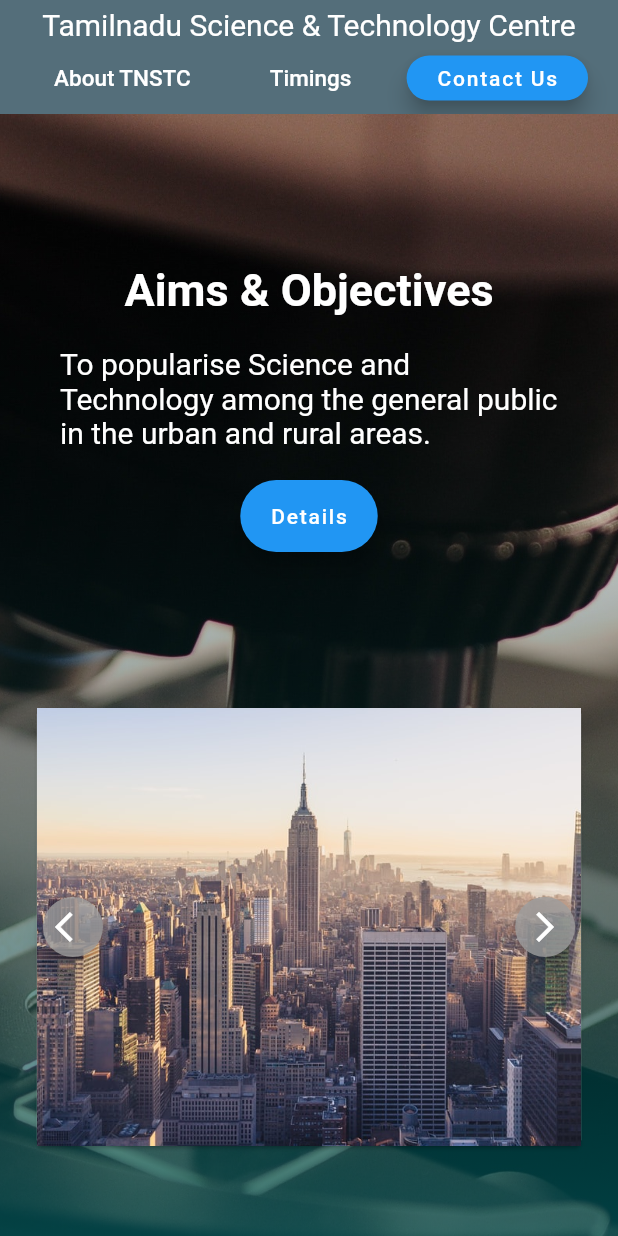
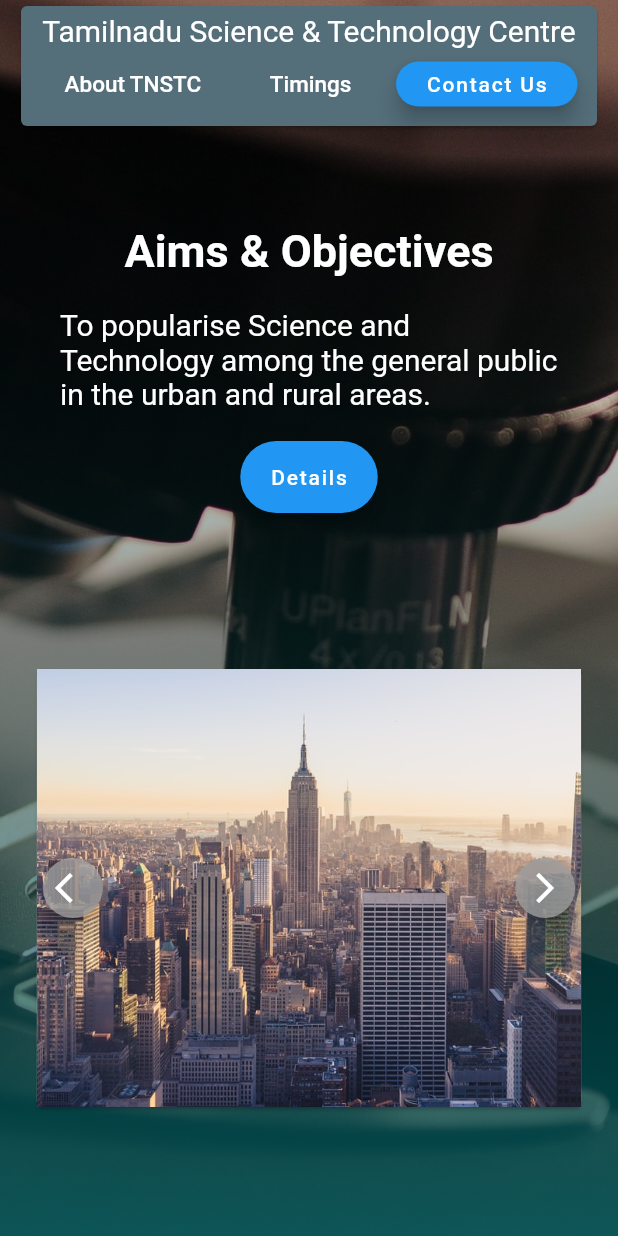
Before and after one commit to ashutosh201/tnstc-test-site, a Flutter app: the screen it shows after launch, on a phone screen of 412 x 824 dp. Run offline on Flutter 3.47's test engine with Material 2 defaults, Android fonts, the phone set to English and light mode, and no system bars.

Commit message:
changes in navbar

```diff
--- a/lib/Homepagebody/Homepagebody1.dart
+++ b/lib/Homepagebody/Homepagebody1.dart
@@ -244,7 +244,7 @@ class _MobileHomepagebody1State extends State<MobileHomepagebody1> {
             child: Column(
               children: <Widget>[
                 SizedBox(
-                  height: 100,
+                  height: 150,
                 ),
                 Text(
                   "Aims & Objectives",
--- a/lib/Navbar/Navbar.dart
+++ b/lib/Navbar/Navbar.dart
@@ -24,8 +24,8 @@ class _DesktopNavbarState extends State<DesktopNavbar> {
   @override
   Widget build(BuildContext context) {
     return Container(
-      width: MediaQuery.of(context).size.width,
-      color: Colors.blueGrey[600],
+      width: MediaQuery.of(context).size.width * 0.97,
+      //color: Colors.blueGrey[600],
       child: SingleChildScrollView(
         scrollDirection: Axis.horizontal,
         child: Row(
@@ -114,7 +114,8 @@ class _MobileNavbarState extends State<MobileNavbar> {
   Widget build(BuildContext context) {
     return Container(
       width: MediaQuery.of(context).size.width,
-      color: Colors.blueGrey[600],
+      height: 80,
+      //color: Colors.blueGrey[600],
       child: Column(
         children: <Widget>[
           SizedBox(
--- a/lib/main.dart
+++ b/lib/main.dart
@@ -19,9 +19,11 @@ class _HomePageState extends State<HomePage> {
   @override
   Widget build(BuildContext context) {
     return Scaffold(
-      body: ListView(
+      body: Stack(
         children: <Widget>[
-          Navbar(),
+          ListView(
+            children: <Widget>[
+              //Navbar(),
               Homepagebody1(),
               SizedBox(
                 height: 400,
@@ -45,6 +47,18 @@ class _HomePageState extends State<HomePage> {
               ),
             ],
           ),
+          Container(
+            width: MediaQuery.of(context).size.width,
+            child: Padding(
+              padding: const EdgeInsets.fromLTRB(10, 0, 10, 0),
+              child: Card(
+                color: Colors.blueGrey[600],
+                child: Navbar(),
+              ),
+            ),
+          ),
+        ],
+      ),
     );
   }
 }
```
Lines whose indentation alone changed are shown as unchanged.
